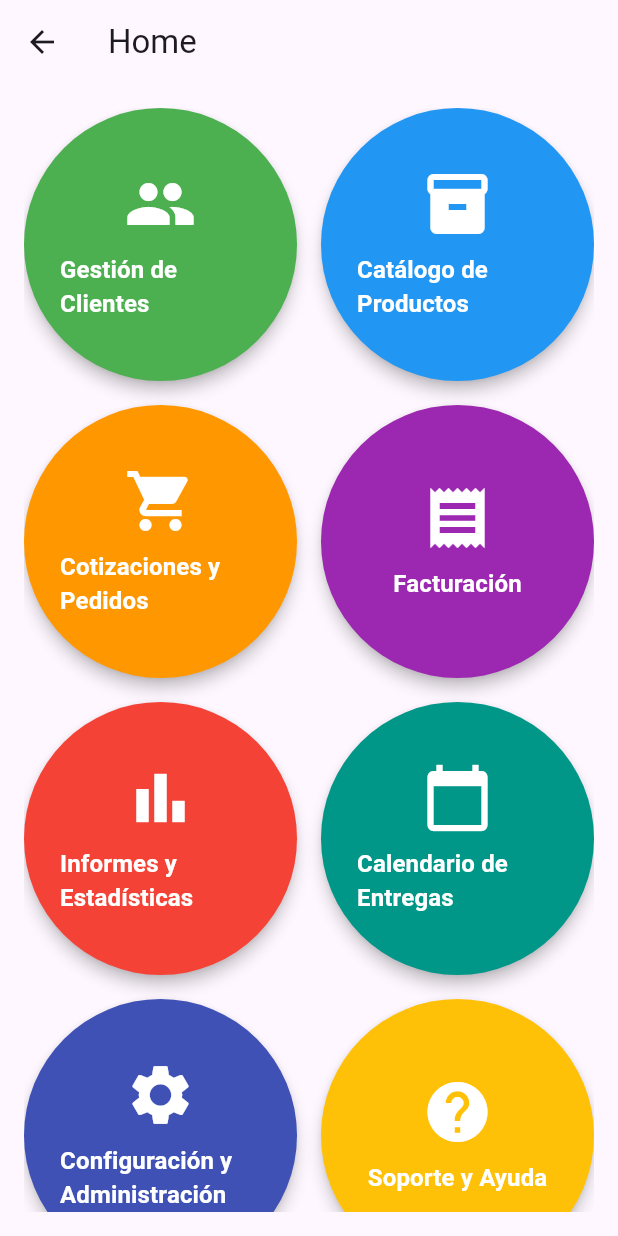
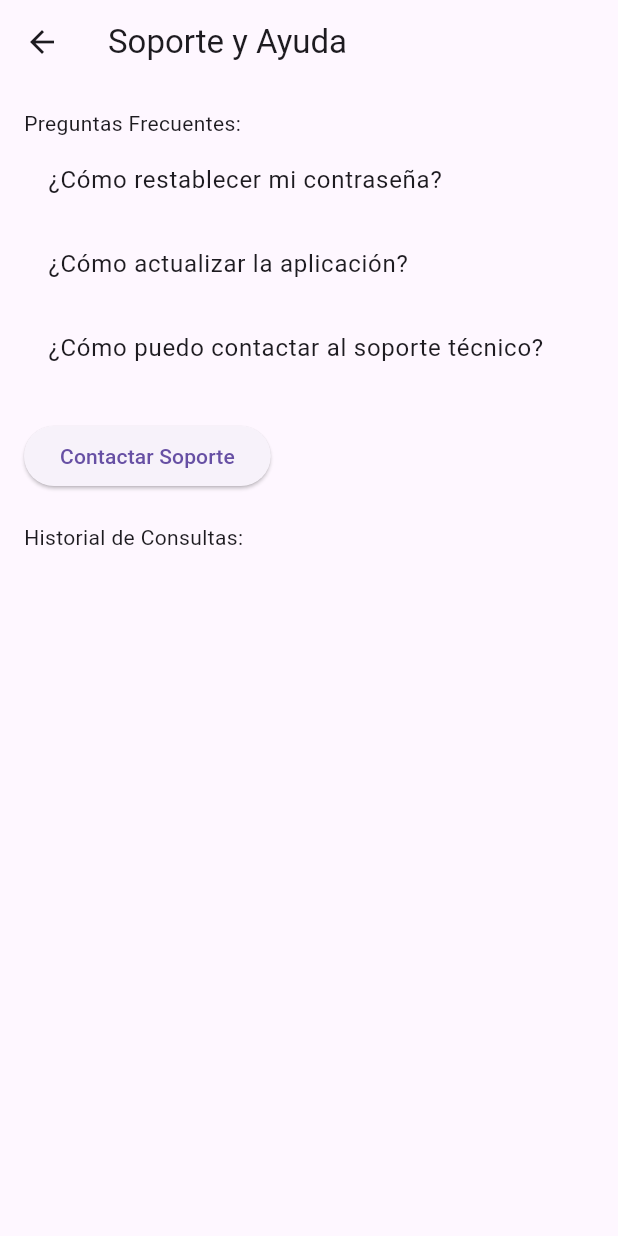
Before and after one commit to jhonatan1997ac/hormi, a Flutter app: the Home screen opened by its route, after a tap on "Soporte y Ayuda", on a phone screen of 412 x 824 dp. Run offline on Flutter 3.47's test engine with Material 3 defaults, Android fonts, the phone set to English and light mode, and no system bars; our stand-ins replace cloud_firestore, firebase_core; accounts and stored records are empty.

Commit message:
cambios en soporte

```diff
--- a/lib/main.dart
+++ b/lib/main.dart
@@ -6,6 +6,7 @@ import 'package:apphormi/pages/inicio/usabilidad/configuracion.dart';
 import 'package:apphormi/pages/inicio/usabilidad/cotizacion.dart';
 import 'package:apphormi/pages/inicio/usabilidad/factura.dart';
 import 'package:apphormi/pages/inicio/usabilidad/presupuesto.dart';
+import 'package:apphormi/pages/inicio/usabilidad/soporte.dart';
 import 'package:apphormi/pages/usuario/usu_actualizar.dart';
 import 'package:apphormi/pages/usuario/usuario.dart';
 import 'package:apphormi/pages/usuario/usua_agregar.dart';
@@ -56,6 +57,7 @@ class _MyAppState extends State<MyApp> {
         '/cata': (context) => Catalogo(),
         '/coti': (context) => const CotizacionesScreen(),
         '/fact': (context) => const FacturacionScreen(),
+        '/sopor': (context) => SoporteScreen(),
       },
     );
   }
--- a/lib/pages/inicio/home.dart
+++ b/lib/pages/inicio/home.dart
@@ -84,7 +84,7 @@ class Home extends StatelessWidget {
               icon: Icons.settings,
               color: Colors.indigo,
               onTap: () {
-                // Implementa la lógica para configuración y administración
+                Navigator.pushNamed(context, '/conf');
               },
             ),
             HomeCard(
@@ -92,7 +92,7 @@ class Home extends StatelessWidget {
               icon: Icons.help,
               color: Colors.amber,
               onTap: () {
-                // Implementa la lógica para soporte y ayuda
+                Navigator.pushNamed(context, '/sopor');
               },
             ),
             HomeCard(
--- /dev/null
+++ b/lib/pages/inicio/usabilidad/soporte.dart
@@ -0,0 +1,155 @@
+import 'package:firebase_core/firebase_core.dart';
+import 'package:flutter/material.dart';
+import 'package:cloud_firestore/cloud_firestore.dart';
+
+void main() async {
+  WidgetsFlutterBinding.ensureInitialized();
+  await Firebase.initializeApp();
+  runApp(MyApp());
+}
+
+class SoporteProvider {
+  FirebaseFirestore firestore = FirebaseFirestore.instance;
+  List<String> preguntasFrecuentes = [
+    '¿Cómo restablecer mi contraseña?',
+    '¿Cómo actualizar la aplicación?',
+    '¿Cómo puedo contactar al soporte técnico?',
+  ];
+
+  List<String> historialConsultas = [];
+
+  Future<void> agregarConsulta(String consulta) async {
+    historialConsultas.add(consulta);
+    await firestore.collection('consultas').add({
+      'consulta': consulta,
+      'timestamp': FieldValue.serverTimestamp(),
+    });
+  }
+}
+
+class MyApp extends StatelessWidget {
+  @override
+  Widget build(BuildContext context) {
+    return MaterialApp(
+      title: 'Soporte y Ayuda',
+      home: SoporteScreen(),
+    );
+  }
+}
+
+class SoporteScreen extends StatefulWidget {
+  @override
+  _SoporteScreenState createState() => _SoporteScreenState();
+}
+
+class _SoporteScreenState extends State<SoporteScreen> {
+  final SoporteProvider soporteProvider = SoporteProvider();
+  String consulta = '';
+
+  @override
+  Widget build(BuildContext context) {
+    return Scaffold(
+      appBar: AppBar(
+        title: const Text('Soporte y Ayuda'),
+      ),
+      body: Padding(
+        padding: const EdgeInsets.all(16.0),
+        child: Column(
+          crossAxisAlignment: CrossAxisAlignment.start,
+          children: [
+            const Text('Preguntas Frecuentes:'),
+            PreguntasFrecuentesList(
+                preguntas: soporteProvider.preguntasFrecuentes),
+            const SizedBox(height: 20.0),
+            ElevatedButton(
+              onPressed: () {
+                _mostrarFormularioContacto(context);
+              },
+              child: const Text('Contactar Soporte'),
+            ),
+            const SizedBox(height: 20.0),
+            const Text('Historial de Consultas:'),
+            HistorialConsultasList(
+                consultas: soporteProvider.historialConsultas),
+          ],
+        ),
+      ),
+    );
+  }
+
+  void _mostrarFormularioContacto(BuildContext context) async {
+    await showDialog(
+      context: context,
+      builder: (context) {
+        return AlertDialog(
+          title: const Text('Formulario de Contacto'),
+          content: TextField(
+            maxLines: 3,
+            onChanged: (value) {
+              consulta = value.trim();
+            },
+            decoration: const InputDecoration(
+              labelText: 'Escribe tu consulta...',
+            ),
+          ),
+          actions: <Widget>[
+            TextButton(
+              onPressed: () {
+                Navigator.of(context).pop();
+              },
+              child: const Text('Cancelar'),
+            ),
+            TextButton(
+              onPressed: () async {
+                await soporteProvider.agregarConsulta(consulta);
+                setState(() {
+                  soporteProvider.agregarConsulta(consulta);
+                });
+                Navigator.of(context).pop();
+              },
+              child: const Text('Enviar'),
+            ),
+          ],
+        );
+      },
+    );
+  }
+}
+
+class PreguntasFrecuentesList extends StatelessWidget {
+  final List<String> preguntas;
+
+  const PreguntasFrecuentesList({required this.preguntas});
+
+  @override
+  Widget build(BuildContext context) {
+    return ListView.builder(
+      shrinkWrap: true,
+      itemCount: preguntas.length,
+      itemBuilder: (context, index) {
+        return ListTile(
+          title: Text(preguntas[index]),
+        );
+      },
+    );
+  }
+}
+
+class HistorialConsultasList extends StatelessWidget {
+  final List<String> consultas;
+
+  const HistorialConsultasList({required this.consultas});
+
+  @override
+  Widget build(BuildContext context) {
+    return ListView.builder(
+      shrinkWrap: true,
+      itemCount: consultas.length,
+      itemBuilder: (context, index) {
+        return ListTile(
+          title: Text(consultas[index]),
+        );
+      },
+    );
+  }
+}
--- a/pubspec.yaml
+++ b/pubspec.yaml
@@ -14,6 +14,7 @@ dependencies:
   cloud_firestore: ^4.13.1
   flare_flutter: ^3.0.0
   table_calendar: ^3.0.0
+  provider: ^6.1.1
 
 dev_dependencies:
   flutter_test:
```
Also changed, not shown: pubspec.lock.
